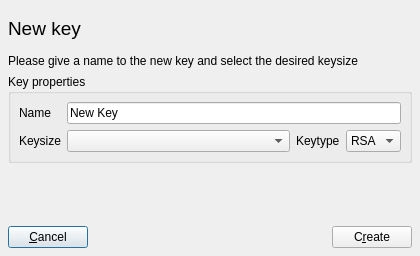
Old version of the form ui/NewKey.ui in the repository chris2511/xca.
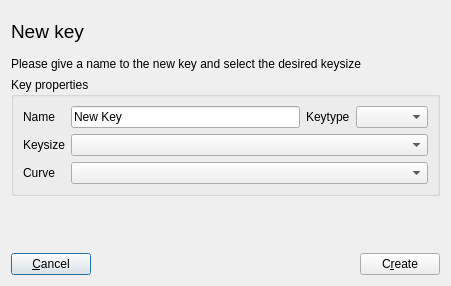
New version of the form.

Commit message: add support for Elliptic curve keys

Diff of the .ui file:
```diff
--- a/ui/NewKey.ui
+++ b/ui/NewKey.ui
@@ -3,36 +3,30 @@
  <comment></comment>
  <exportmacro></exportmacro>
  <class>NewKey</class>
- <widget class="QDialog" name="NewKey" >
-  <property name="geometry" >
+ <widget class="QDialog" name="NewKey">
+  <property name="geometry">
    <rect>
     <x>0</x>
     <y>0</y>
-    <width>420</width>
-    <height>256</height>
+    <width>451</width>
+    <height>286</height>
    </rect>
   </property>
   <property name="windowTitle" >
    <string>New key</string>
   </property>
-  <layout class="QVBoxLayout" >
-   <property name="margin" >
-    <number>8</number>
-   </property>
-   <property name="spacing" >
-    <number>6</number>
-   </property>
+  <layout class="QVBoxLayout" name="verticalLayout">
    <item>
-    <layout class="QHBoxLayout" >
-     <property name="margin" >
-      <number>0</number>
-     </property>
-     <property name="spacing" >
+    <layout class="QHBoxLayout">
+     <property name="spacing">
       <number>6</number>
      </property>
+     <property name="margin">
+      <number>0</number>
+     </property>
      <item>
-      <widget class="QLabel" name="TextLabel6" >
-       <property name="font" >
+      <widget class="QLabel" name="TextLabel6">
+       <property name="font">
         <font>
          <family>Arial</family>
          <pointsize>14</pointsize>
@@ -65,8 +59,8 @@
       </spacer>
      </item>
      <item>
-      <widget class="QLabel" name="image" >
-       <property name="minimumSize" >
+      <widget class="QLabel" name="image">
+       <property name="minimumSize">
         <size>
          <width>95</width>
          <height>40</height>
@@ -89,70 +83,28 @@
     </layout>
    </item>
    <item>
-    <widget class="QLabel" name="TextLabel1" >
-     <property name="text" >
+    <widget class="QLabel" name="TextLabel1">
+     <property name="text">
       <string>Please give a name to the new key and select the desired keysize</string>
      </property>
     </widget>
    </item>
    <item>
-    <widget class="QGroupBox" name="groupBox" >
-     <property name="title" >
+    <widget class="QGroupBox" name="groupBox">
+     <property name="title">
       <string>Key properties</string>
      </property>
-     <layout class="QGridLayout" >
-      <property name="margin" >
-       <number>8</number>
-      </property>
-      <property name="spacing" >
-       <number>6</number>
-      </property>
-      <item row="0" column="0" >
-       <widget class="QLabel" name="TextLabel5" >
-        <property name="text" >
+     <layout class="QGridLayout" name="gridLayout">
+      <item row="0" column="0">
+       <widget class="QLabel" name="TextLabel5">
+        <property name="text">
          <string>Name</string>
         </property>
        </widget>
       </item>
-      <item row="1" column="0" >
-       <widget class="QLabel" name="TextLabel2" >
-        <property name="text" >
-         <string>Keysize</string>
-        </property>
-       </widget>
-      </item>
-      <item row="1" column="3" >
-       <widget class="QComboBox" name="keyType" >
-        <item>
-         <property name="text" >
-          <string>RSA</string>
-         </property>
-        </item>
-        <item>
-         <property name="text" >
-          <string>DSA</string>
-         </property>
-        </item>
-       </widget>
-      </item>
-      <item row="1" column="1" >
-       <widget class="QComboBox" name="keyLength" >
-        <property name="sizePolicy" >
-         <sizepolicy>
-          <hsizetype>7</hsizetype>
-          <vsizetype>0</vsizetype>
-          <horstretch>0</horstretch>
-          <verstretch>0</verstretch>
-         </sizepolicy>
-        </property>
-        <property name="toolTip" >
-         <string>Usually 1024 or 2048 bit keys are used</string>
-        </property>
-       </widget>
-      </item>
-      <item row="0" column="1" colspan="3" >
-       <widget class="QLineEdit" name="keyDesc" >
-        <property name="minimumSize" >
+      <item row="0" column="1">
+       <widget class="QLineEdit" name="keyDesc">
+        <property name="minimumSize">
          <size>
           <width>0</width>
           <height>0</height>
@@ -172,13 +124,47 @@
         </property>
        </widget>
       </item>
-      <item row="1" column="2" >
-       <widget class="QLabel" name="TextLabel1_2" >
-        <property name="text" >
+      <item row="0" column="2">
+       <widget class="QLabel" name="TextLabel1_2">
+        <property name="text">
          <string>Keytype</string>
         </property>
        </widget>
       </item>
+      <item row="0" column="3">
+       <widget class="QComboBox" name="keyType"/>
+      </item>
+      <item row="1" column="0">
+       <widget class="QLabel" name="keySizeLabel">
+        <property name="text">
+         <string>Keysize</string>
+        </property>
+       </widget>
+      </item>
+      <item row="1" column="1" colspan="3">
+       <widget class="QComboBox" name="keyLength">
+        <property name="toolTip">
+         <string>Usually 1024 or 2048 bit keys are used</string>
+        </property>
+       </widget>
+      </item>
+      <item row="2" column="0">
+       <widget class="QLabel" name="curveLabel">
+        <property name="text">
+         <string>Curve</string>
+        </property>
+       </widget>
+      </item>
+      <item row="2" column="1" colspan="3">
+       <widget class="QComboBox" name="curveBox">
+        <property name="sizePolicy">
+         <sizepolicy hsizetype="Minimum" vsizetype="Preferred">
+          <horstretch>0</horstretch>
+          <verstretch>0</verstretch>
+         </sizepolicy>
+        </property>
+       </widget>
+      </item>
      </layout>
     </widget>
    </item>
@@ -199,16 +185,13 @@
     </spacer>
    </item>
    <item>
-    <layout class="QHBoxLayout" >
-     <property name="margin" >
-      <number>0</number>
-     </property>
-     <property name="spacing" >
+    <layout class="QHBoxLayout">
+     <property name="spacing">
       <number>6</number>
      </property>
      <item>
-      <widget class="QPushButton" name="PushButton2" >
-       <property name="text" >
+      <widget class="QPushButton" name="PushButton2">
+       <property name="text">
         <string>&amp;Cancel</string>
        </property>
       </widget>
@@ -230,8 +213,8 @@
       </spacer>
      </item>
      <item>
-      <widget class="QPushButton" name="PushButton1" >
-       <property name="text" >
+      <widget class="QPushButton" name="PushButton1">
+       <property name="text">
         <string>C&amp;reate</string>
        </property>
       </widget>
```
Left out of the diff: 51 changed lines with no effect on the pictures. The commit also changes 19 other files.
